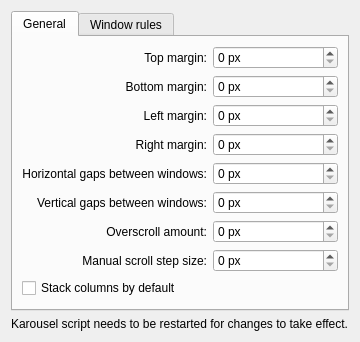
Before: the Qt Designer form package/contents/ui/config.ui in peterfajdiga/karousel, drawn with Qt 5.
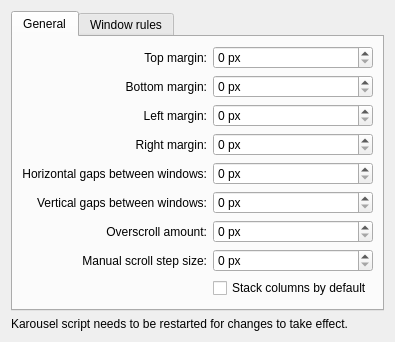
After: the same form once the commit is applied.

Commit message: config.ui: move checkbox to the right column

What changed in the file:
```diff
--- a/package/contents/ui/config.ui
+++ b/package/contents/ui/config.ui
@@ -208,7 +208,7 @@
                                 </widget>
                             </item>
 
-                            <item row="8" column="0" colspan="2">
+                            <item row="8" column="1">
                                 <widget class="QCheckBox" name="kcfg_stackColumnsByDefault">
                                     <property name="text">
                                         <string>Stack columns by default</string>
```
